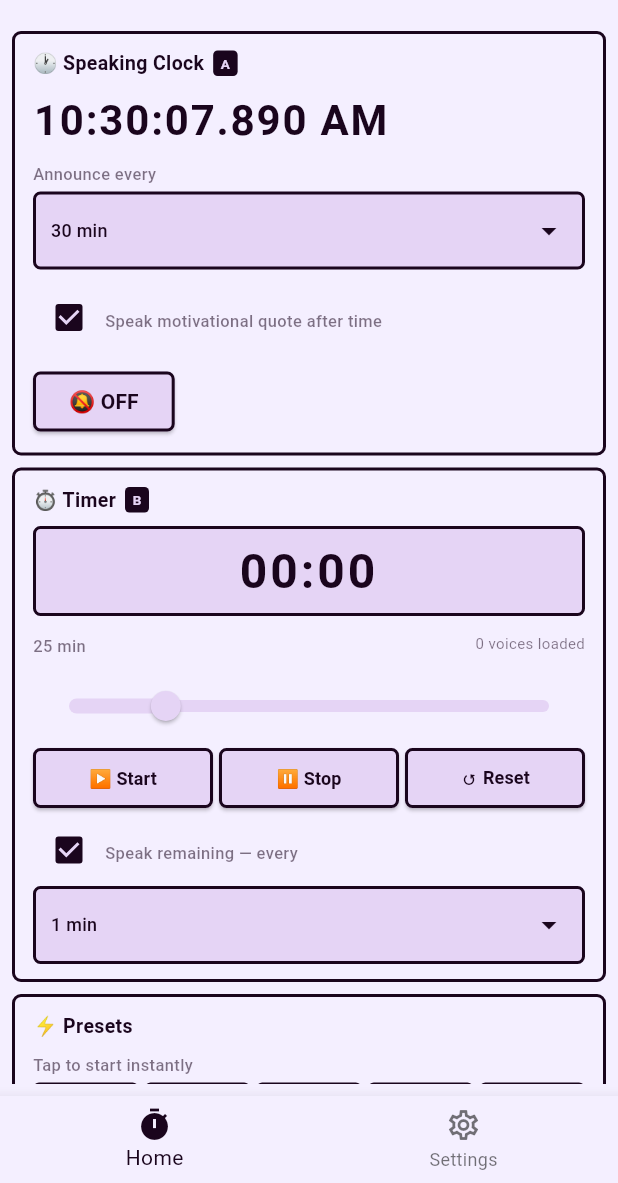
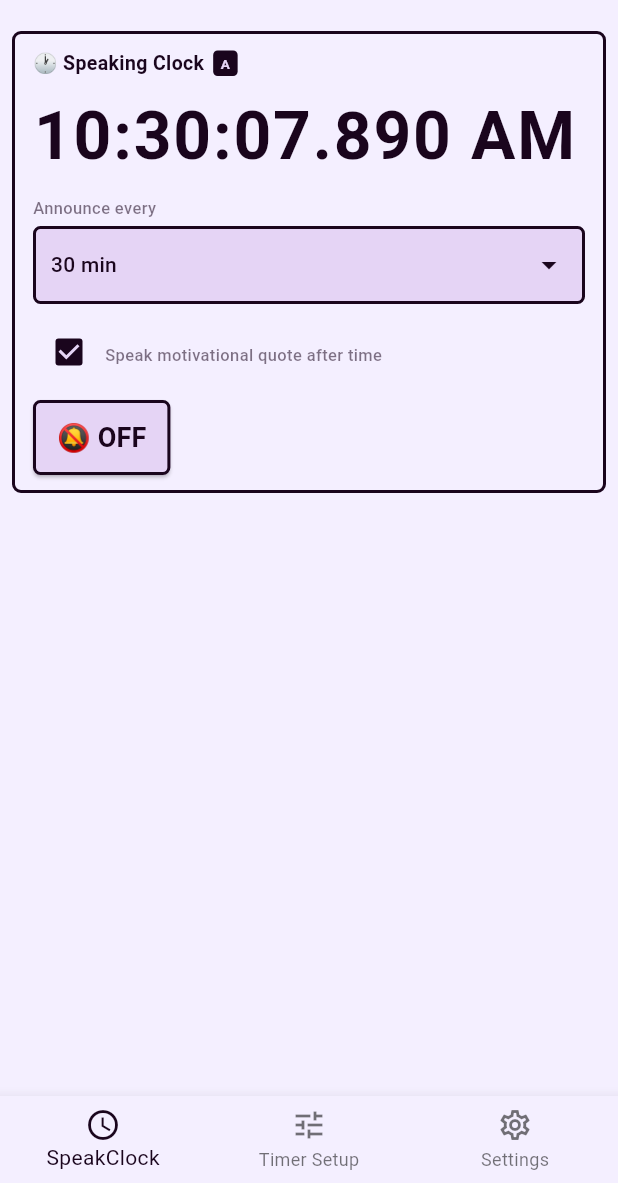
Before and after one commit to AmarjithTK/speaktimer-android, a Flutter app: the screen it shows after launch, on a phone screen of 412 x 824 dp, the part 53-1236 px from its top. Run offline on Flutter 3.47's test engine with Material 3 defaults, Android fonts, the phone set to English and light mode, and no system bars; our stand-ins replace audioplayers, flutter_tts, shared_preferences; missing offline and left inert: flutter_foreground_task, flutter_ringtone_player; Roboto replaces fonts that are missing (Rubik).

Commit message:
before structured update

```diff
--- a/lib/main.dart
+++ b/lib/main.dart
@@ -662,7 +662,7 @@ class _MainScreenState extends State<MainScreen> {
     startTimer();
   }
 
-  Widget _buildHomeTab() {
+  Widget _buildSpeakClockTab() {
     return SafeArea(
       child: Padding(
         padding: const EdgeInsets.all(8.0),
@@ -689,7 +689,18 @@ class _MainScreenState extends State<MainScreen> {
                 });
               },
             ),
-            const SizedBox(height: 8),
+          ],
+        ),
+      ),
+    );
+  }
+
+  Widget _buildTimerSetupTab() {
+    return SafeArea(
+      child: Padding(
+        padding: const EdgeInsets.all(8.0),
+        child: ListView(
+          children: [
             TimerPanel(
               timerValue: timerValue,
               sliderValue: sliderValue,
@@ -833,7 +844,9 @@ class _MainScreenState extends State<MainScreen> {
           ),
           centerTitle: true,
         ),
-        body: currentTabIndex == 0 ? _buildHomeTab() : _buildSettingsTab(),
+        body: currentTabIndex == 0
+            ? _buildSpeakClockTab()
+            : (currentTabIndex == 1 ? _buildTimerSetupTab() : _buildSettingsTab()),
         bottomNavigationBar: BottomNavigationBar(
           currentIndex: currentTabIndex,
           onTap: (index) {
@@ -843,9 +856,14 @@ class _MainScreenState extends State<MainScreen> {
           },
           items: const [
             BottomNavigationBarItem(
-              icon: Icon(Icons.timer_outlined),
-              activeIcon: Icon(Icons.timer),
-              label: 'Home',
+              icon: Icon(Icons.access_time_outlined),
+              activeIcon: Icon(Icons.access_time),
+              label: 'SpeakClock',
+            ),
+            BottomNavigationBarItem(
+              icon: Icon(Icons.tune_outlined),
+              activeIcon: Icon(Icons.tune),
+              label: 'Timer Setup',
             ),
             BottomNavigationBarItem(
               icon: Icon(Icons.settings_outlined),
--- a/lib/widgets/clock_panel.dart
+++ b/lib/widgets/clock_panel.dart
@@ -36,7 +36,7 @@ class ClockPanel extends StatelessWidget {
           Text(
             currentTimeDisplay,
             style: TextStyle(
-              fontSize: 28,
+              fontSize: 44,
               fontWeight: FontWeight.bold,
               color: palette.primary,
               letterSpacing: 1.2,
@@ -59,7 +59,7 @@ class ClockPanel extends StatelessWidget {
               dropdownColor: palette.accent,
               items: clockIntervalOptions.map((e) => DropdownMenuItem(
                 value: e,
-                child: Text("$e min", style: TextStyle(color: palette.primary, fontWeight: FontWeight.w500, fontSize: 12)),
+                child: Text("$e min", style: TextStyle(color: palette.primary, fontWeight: FontWeight.w500, fontSize: 14)),
               )).toList(),
               onChanged: onIntervalChanged,
             ),
@@ -82,10 +82,14 @@ class ClockPanel extends StatelessWidget {
             style: ElevatedButton.styleFrom(
               backgroundColor: clockOn ? palette.primary : palette.accent,
               foregroundColor: clockOn ? palette.accent : palette.primary,
+              padding: const EdgeInsets.symmetric(horizontal: 16, vertical: 12),
               shape: RoundedRectangleBorder(borderRadius: BorderRadius.circular(5)),
               side: BorderSide(color: palette.primary, width: 2),
             ),
-            child: Text(clockOn ? "🔔 ON" : "🔕 OFF", style: const TextStyle(fontWeight: FontWeight.bold)),
+            child: Text(
+              clockOn ? "🔔 ON" : "🔕 OFF",
+              style: const TextStyle(fontWeight: FontWeight.bold, fontSize: 18),
+            ),
           ),
         ],
       )
```
